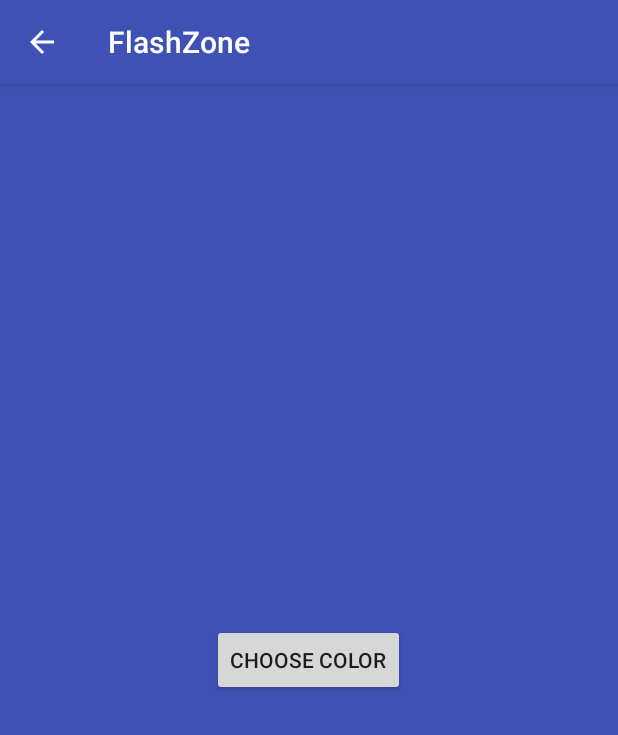
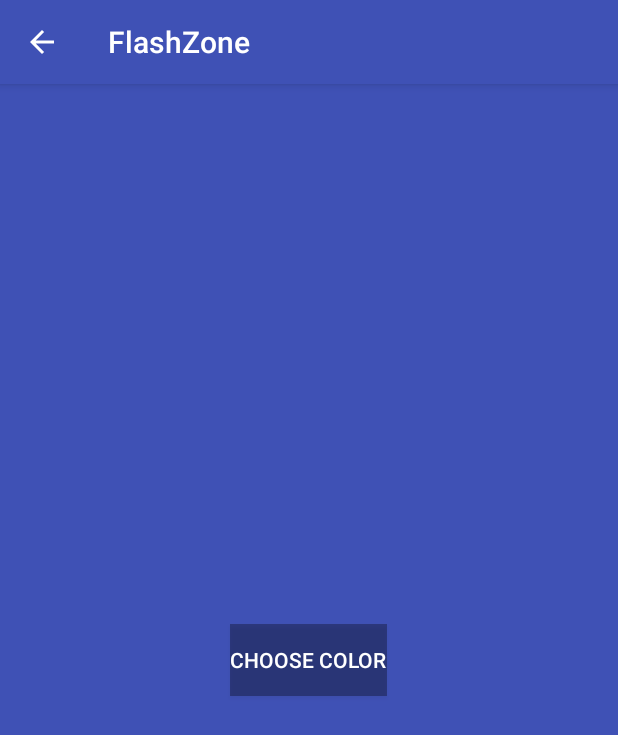
Before and after one commit to ankix86/FlashZone, an Android app: the displaylight screen opened directly, with no data from a screen before it, on a phone screen of 412 x 824 dp. Shown: the top 735 px of the screen. Run offline under Robolectric (Android 15) with nearby library versions, the phone set to English and light mode, and no system bars; libraries missing offline, so code that uses them is left out: yuku.ambilwarna.

Commit message:
small changes

```diff
--- a/app/src/main/java/myapplication/com/dex/flashzone/MainActivity.java
+++ b/app/src/main/java/myapplication/com/dex/flashzone/MainActivity.java
@@ -237,5 +237,4 @@ public class MainActivity extends AppCompatActivity implements savedata{
         blinkspeed.setProgress(blinkDelay);
         Log.e("show","saved = "+blinkDelay);
     }
-
 }
--- a/app/src/main/res/layout/displaylight.xml
+++ b/app/src/main/res/layout/displaylight.xml
@@ -9,6 +9,8 @@
         android:layout_width="wrap_content"
         android:layout_height="wrap_content"
         android:text="Choose Color"
+        android:background="#4f000000"
+        android:textColor="#FFFFFF"
         android:id="@+id/colorpicker"
         android:layout_centerHorizontal="true"
         android:layout_centerVertical="true"
```
